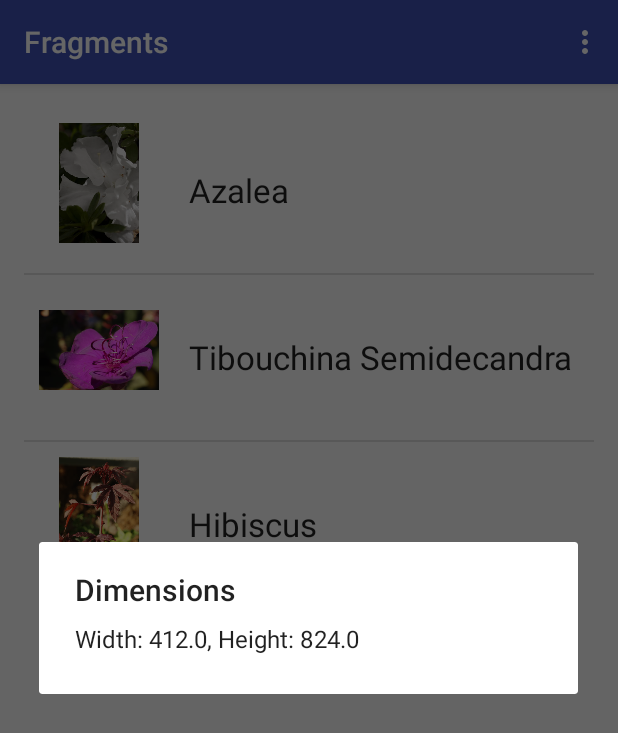
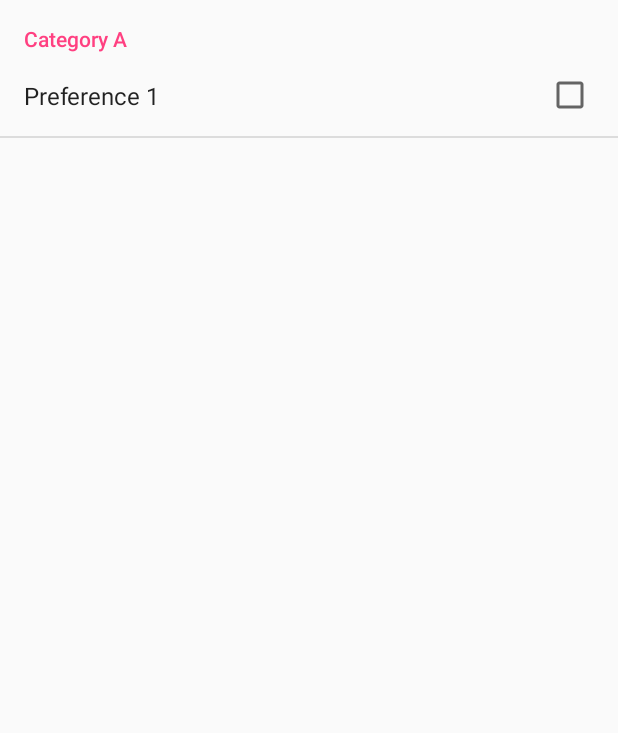
Before and after one commit to bindolee/sbin_practices, an Android app: the screen it shows after launch (MainActivity before the commit, MyPrefsActivity after it), in the options menu, after a tap on "Settings", on a phone screen of 412 x 824 dp. Shown: the top 733 px of the screen. Run offline under Robolectric (Android 15) with nearby library versions, the phone set to English and light mode, and no system bars.

Commit message:
adding preference and diaglog..etc

```diff
--- a/src/SimpleFragmentAndroid/app/src/main/AndroidManifest.xml
+++ b/src/SimpleFragmentAndroid/app/src/main/AndroidManifest.xml
@@ -16,6 +16,7 @@
             </intent-filter>
         </activity>
         <activity android:name=".FlowerDetailActivity"/>
+        <activity android:name=".MyPrefsActivity" />
     </application>
 
 </manifest>
--- a/src/SimpleFragmentAndroid/app/src/main/java/sbin/com/simplefragmentandroid/MainActivity.java
+++ b/src/SimpleFragmentAndroid/app/src/main/java/sbin/com/simplefragmentandroid/MainActivity.java
@@ -1,8 +1,9 @@
 package sbin.com.simplefragmentandroid;
 
 import android.content.Intent;
+import android.content.SharedPreferences;
 import android.os.Bundle;
-import android.support.v7.app.AlertDialog;
+import android.preference.PreferenceManager;
 import android.support.v7.app.AppCompatActivity;
 import android.view.Menu;
 import android.view.MenuItem;
@@ -14,6 +15,7 @@ public class MainActivity extends AppCompatActivity
 
     public static final String FLOWER_BUNDLE = "FLOWER_BUNDLE";
     private static final int REQUEST_CODE = 1001;
+    private static final int REQUEST_CODE2 = 1002;
     private boolean isTwoPane = false;
 
     @Override
@@ -42,7 +44,7 @@ public class MainActivity extends AppCompatActivity
     public boolean onOptionsItemSelected(MenuItem item) {
         int id = item.getItemId();
         if(id == R.id.main_option){
-            ScreenUtility utility = new ScreenUtility(this);
+/*            ScreenUtility utility = new ScreenUtility(this);
             String output = "Width: " + utility.getWidth() +", " +
                     "Height: " + utility.getHeight();
 
@@ -50,7 +52,10 @@ public class MainActivity extends AppCompatActivity
             builder.setMessage(output)
                     .setTitle("Dimensions")
                     .create()
-                    .show();
+                    .show();*/
+            Intent intent = new Intent();
+            intent.setClass(this, MyPrefsActivity.class);
+            startActivityForResult(intent,REQUEST_CODE2);
 
             return true;
         }
@@ -75,4 +80,22 @@ public class MainActivity extends AppCompatActivity
             startActivityForResult(intent, REQUEST_CODE);
         }
     }
+
+    @Override
+    protected void onActivityResult(int requestCode, int resultCode, Intent data) {
+        super.onActivityResult(requestCode, resultCode, data);
+        if (requestCode == REQUEST_CODE2){
+            SharedPreferences myPrefs =
+                    PreferenceManager.getDefaultSharedPreferences(this);
+            boolean pref1 = myPrefs.getBoolean("pref1", false);
+            //Toast.makeText(this,"Preference: "+pref1,Toast.LENGTH_SHORT).show();
+;
+            MyDialogFragment dialog = new MyDialogFragment();
+            Bundle b = new Bundle();
+            b.putString("message","Preference: "+pref1);
+            dialog.setArguments(b);
+
+            dialog.show(getFragmentManager(),"MyDialog");
+        }
+    }
 }
--- /dev/null
+++ b/src/SimpleFragmentAndroid/app/src/main/java/sbin/com/simplefragmentandroid/MyPrefsActivity.java
@@ -0,0 +1,18 @@
+package sbin.com.simplefragmentandroid;
+
+import android.app.Activity;
+import android.os.Bundle;
+
+/**
+ * Created by sbin on 10/11/2016.
+ */
+
+public class MyPrefsActivity extends Activity {
+    @Override
+    protected void onCreate(Bundle savedInstanceState) {
+        super.onCreate(savedInstanceState);
+        getFragmentManager().beginTransaction()
+                .replace(android.R.id.content, new MyPrefsFragment())
+                .commit();
+    }
+}
--- /dev/null
+++ b/src/SimpleFragmentAndroid/app/src/main/java/sbin/com/simplefragmentandroid/MyPrefsFragment.java
@@ -0,0 +1,16 @@
+package sbin.com.simplefragmentandroid;
+
+import android.os.Bundle;
+import android.preference.PreferenceFragment;
+
+/**
+ * Created by sbin on 10/11/2016.
+ */
+
+public class MyPrefsFragment extends PreferenceFragment {
+    @Override
+    public void onCreate(Bundle savedInstanceState) {
+        super.onCreate(savedInstanceState);
+        addPreferencesFromResource(R.xml.preferences);
+    }
+}
--- /dev/null
+++ b/src/SimpleFragmentAndroid/app/src/main/res/xml/preferences.xml
@@ -0,0 +1,8 @@
+<?xml version="1.0" encoding="utf-8"?>
+<PreferenceScreen xmlns:android="http://schemas.android.com/apk/res/android">
+    <PreferenceCategory android:title="Category A">
+        <CheckBoxPreference
+            android:key="pref1"
+            android:title="Preference 1"/>
+    </PreferenceCategory>
+</PreferenceScreen>
```
Also changed, not shown: src/SimpleFragmentAndroid/app/src/main/java/sbin/com/simplefragmentandroid/MyDialogFragment.java (added, +34 -0 lines).
